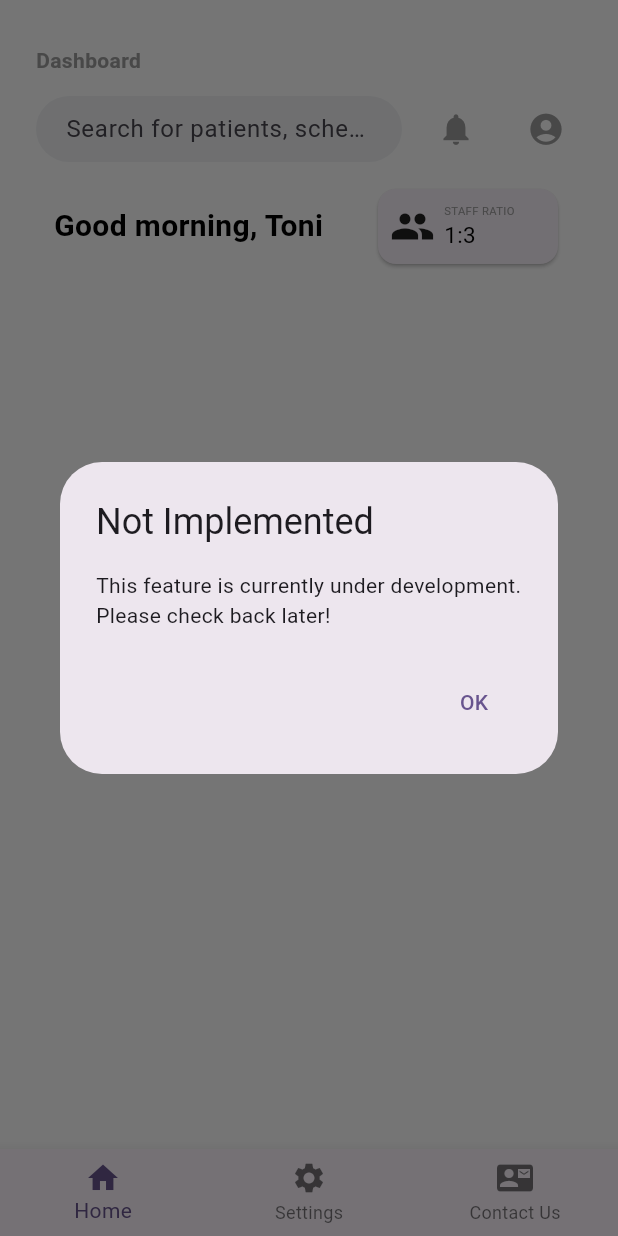
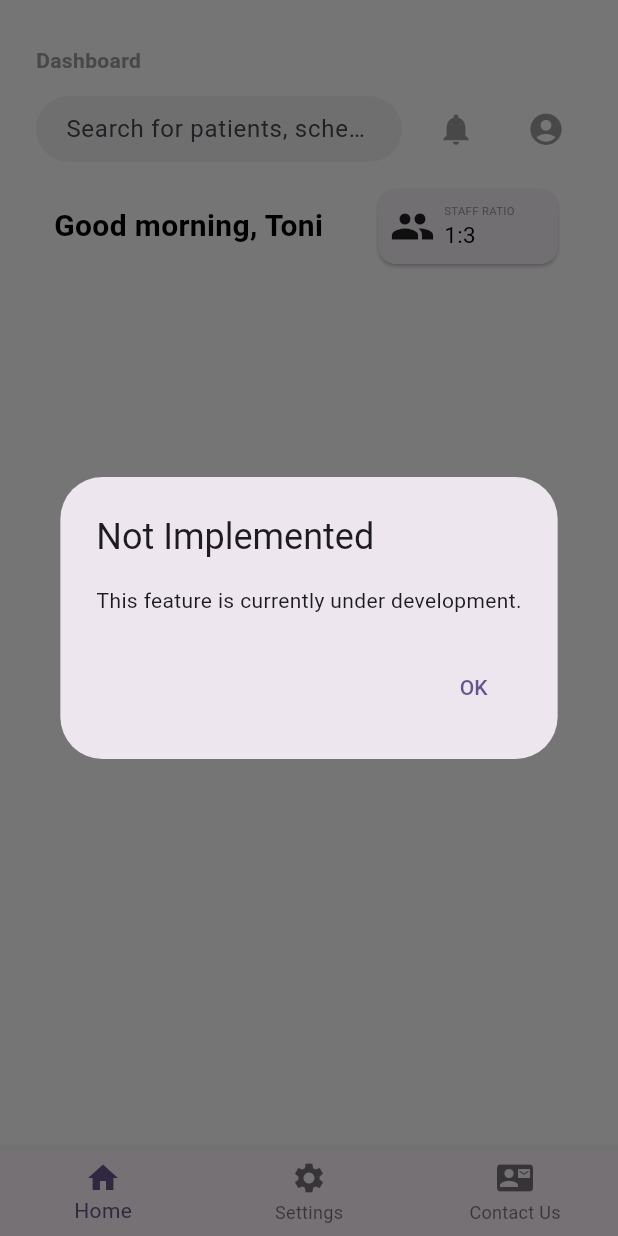
Before and after one commit to ToniF03/nursery, a Flutter app: the screen it shows after launch, after a tap on the "account circle" icon, on a phone screen of 412 x 824 dp. Run offline on Flutter 3.47's test engine with Material 3 defaults, Android fonts, the phone set to English and light mode, and no system bars.

Commit message:
Refactor not implemented dialog into a separate widget for reuse

```diff
--- a/lib/main.dart
+++ b/lib/main.dart
@@ -1,4 +1,5 @@
 import 'package:flutter/material.dart';
+import 'package:nursery/widgets/not_implemented_dialog.dart';
 
 void main() {
   runApp(const MyApp());
@@ -192,20 +193,7 @@ class _MyHomePageState extends State<MyHomePage> {
                     onPressed: () {
                       showDialog(
                         context: context,
-                        builder: (BuildContext context) {
-                          return AlertDialog(
-                            title: const Text('Not Implemented'),
-                            content: const Text(
-                              'This feature is currently under development. Please check back later!',
-                            ),
-                            actions: <Widget>[
-                              TextButton(
-                                onPressed: () => Navigator.of(context).pop(),
-                                child: const Text('OK'),
-                              ),
-                            ],
-                          );
-                        },
+                        builder: (context) => const NotImplementedDialog(),
                       );
                     },
                   ),
@@ -219,20 +207,7 @@ class _MyHomePageState extends State<MyHomePage> {
                     onPressed: () {
                       showDialog(
                         context: context,
-                        builder: (BuildContext context) {
-                          return AlertDialog(
-                            title: const Text('Not Implemented'),
-                            content: const Text(
-                              'This feature is currently under development. Please check back later!',
-                            ),
-                            actions: <Widget>[
-                              TextButton(
-                                onPressed: () => Navigator.of(context).pop(),
-                                child: const Text('OK'),
-                              ),
-                            ],
-                          );
-                        },
+                        builder: (context) => const NotImplementedDialog(),
                       );
                     },
                   ),
@@ -259,7 +234,10 @@ class _MyHomePageState extends State<MyHomePage> {
                       child: InkWell(
                         splashColor: Colors.blue.withAlpha(30),
                         onTap: () {
-                          debugPrint('Card tapped.');
+                          showDialog(
+                            context: context,
+                            builder: (context) => const NotImplementedDialog(),
+                          );
                         },
                         child: const SizedBox(
                           width: 120,
--- /dev/null
+++ b/lib/widgets/not_implemented_dialog.dart
@@ -0,0 +1,19 @@
+import 'package:flutter/material.dart';
+
+class NotImplementedDialog extends StatelessWidget {
+  const NotImplementedDialog({super.key});
+
+  @override
+  Widget build(BuildContext context) {
+    return AlertDialog(
+      title: const Text('Not Implemented'),
+      content: const Text('This feature is currently under development.'),
+      actions: <Widget>[
+        TextButton(
+          onPressed: () => Navigator.of(context).pop(),
+          child: const Text('OK'),
+        ),
+      ],
+    );
+  }
+}
```
